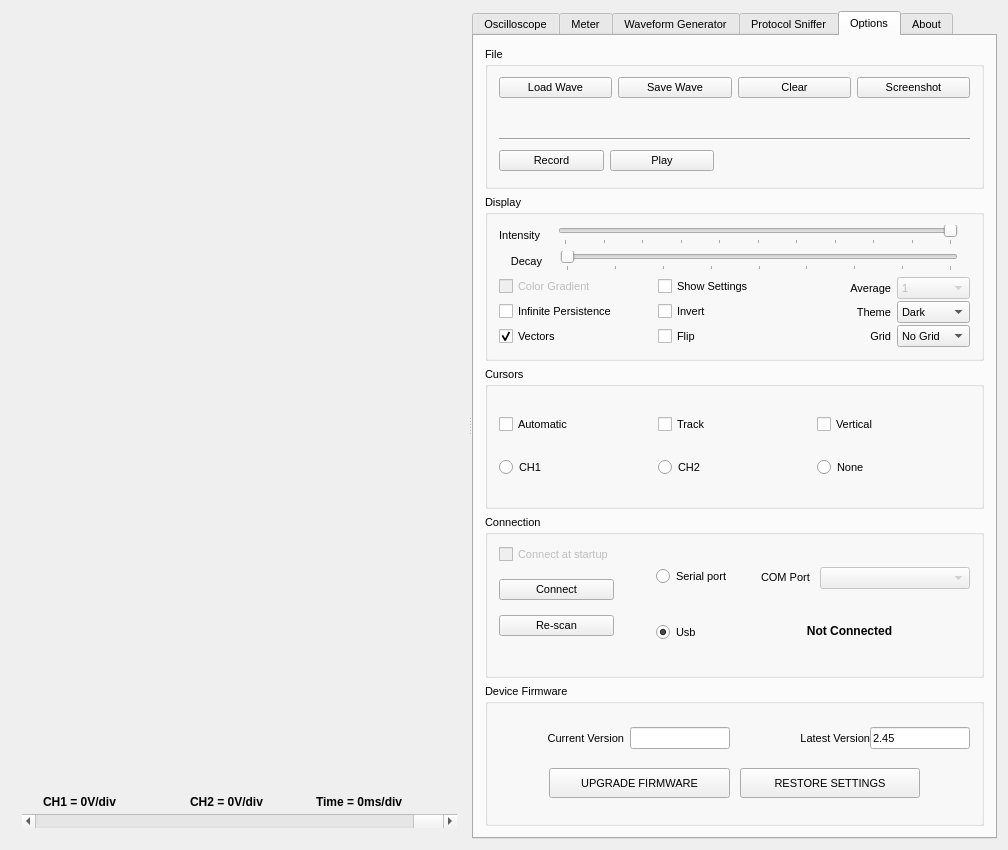
ganzziani/xscopes-qt, file xprotolabinterface.ui: the form before one commit.
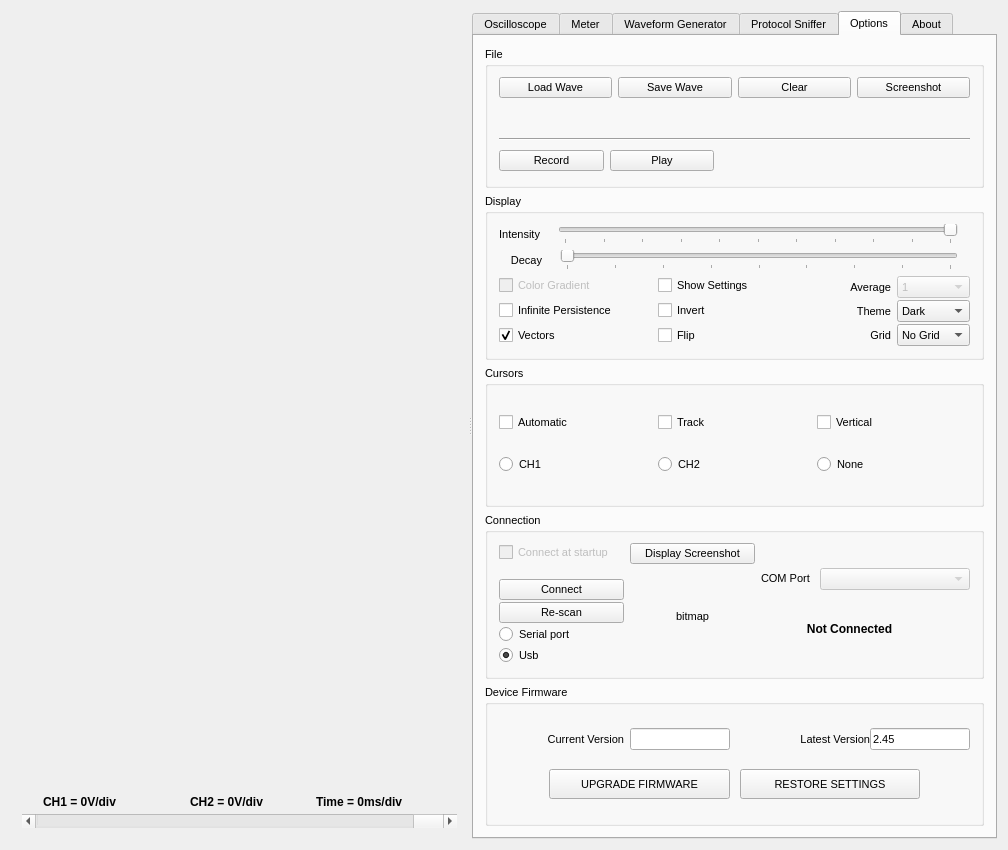
The form after the commit. The open tabs and pages were chosen to show the change. Icons and pictures are not drawn. Custom widgets are drawn as their Qt base class.

Commit message: Take screenshot from the device's display

```diff
--- a/xprotolabinterface.ui
+++ b/xprotolabinterface.ui
@@ -5006,7 +5006,7 @@
             <item>
              <layout class="QVBoxLayout" name="verticalLayout_89">
               <property name="spacing">
-               <number>15</number>
+               <number>2</number>
               </property>
               <item>
                <widget class="QCheckBox" name="checkBox_24">
@@ -5018,6 +5018,16 @@
                 </property>
                </widget>
               </item>
+              <item>
+               <widget class="QLabel" name="infoLabel">
+                <property name="text">
+                 <string/>
+                </property>
+                <property name="alignment">
+                 <set>Qt::AlignmentFlag::AlignCenter</set>
+                </property>
+               </widget>
+              </item>
               <item>
                <widget class="QPushButton" name="connectButton">
                 <property name="text">
@@ -5033,36 +5043,6 @@
                </widget>
               </item>
               <item>
-               <widget class="QLabel" name="infoLabel">
-                <property name="text">
-                 <string/>
-                </property>
-                <property name="alignment">
-                 <set>Qt::AlignCenter</set>
-                </property>
-               </widget>
-              </item>
-             </layout>
-            </item>
-            <item>
-             <spacer name="horizontalSpacer_12">
-              <property name="orientation">
-               <enum>Qt::Horizontal</enum>
-              </property>
-              <property name="sizeHint" stdset="0">
-               <size>
-                <width>40</width>
-                <height>20</height>
-               </size>
-              </property>
-             </spacer>
-            </item>
-            <item>
-             <layout class="QVBoxLayout" name="verticalLayout_95">
-              <property name="spacing">
-               <number>15</number>
-              </property>
-              <item>
                <widget class="QRadioButton" name="radioButton">
                 <property name="enabled">
                  <bool>true</bool>
@@ -5085,22 +5065,33 @@
              </layout>
             </item>
             <item>
-             <spacer name="horizontalSpacer_32">
-              <property name="orientation">
-               <enum>Qt::Horizontal</enum>
+             <layout class="QVBoxLayout" name="verticalLayout_95">
+              <property name="spacing">
+               <number>4</number>
               </property>
-              <property name="sizeHint" stdset="0">
-               <size>
-                <width>27</width>
-                <height>20</height>
-               </size>
-              </property>
-             </spacer>
+              <item>
+               <widget class="QPushButton" name="pushTakeBMP">
+                <property name="text">
+                 <string>Display Screenshot</string>
+                </property>
+               </widget>
+              </item>
+              <item>
+               <widget class="QLabel" name="label_BMP">
+                <property name="text">
+                 <string>bitmap</string>
+                </property>
+                <property name="alignment">
+                 <set>Qt::AlignmentFlag::AlignCenter</set>
+                </property>
+               </widget>
+              </item>
+             </layout>
             </item>
             <item>
              <layout class="QVBoxLayout" name="verticalLayout_88">
               <property name="spacing">
-               <number>10</number>
+               <number>4</number>
               </property>
               <item>
                <layout class="QHBoxLayout" name="horizontalLayout_88">
```
Left out of the diff: 414 changed lines with no effect on the pictures. The commit also changes 5 other files.
